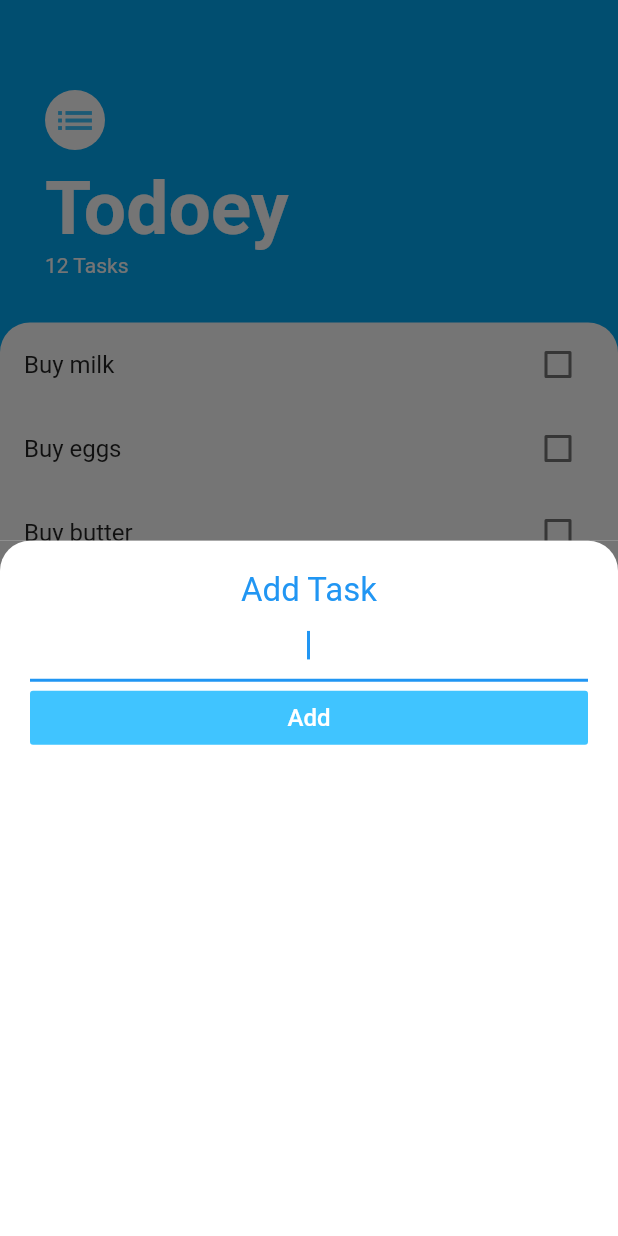
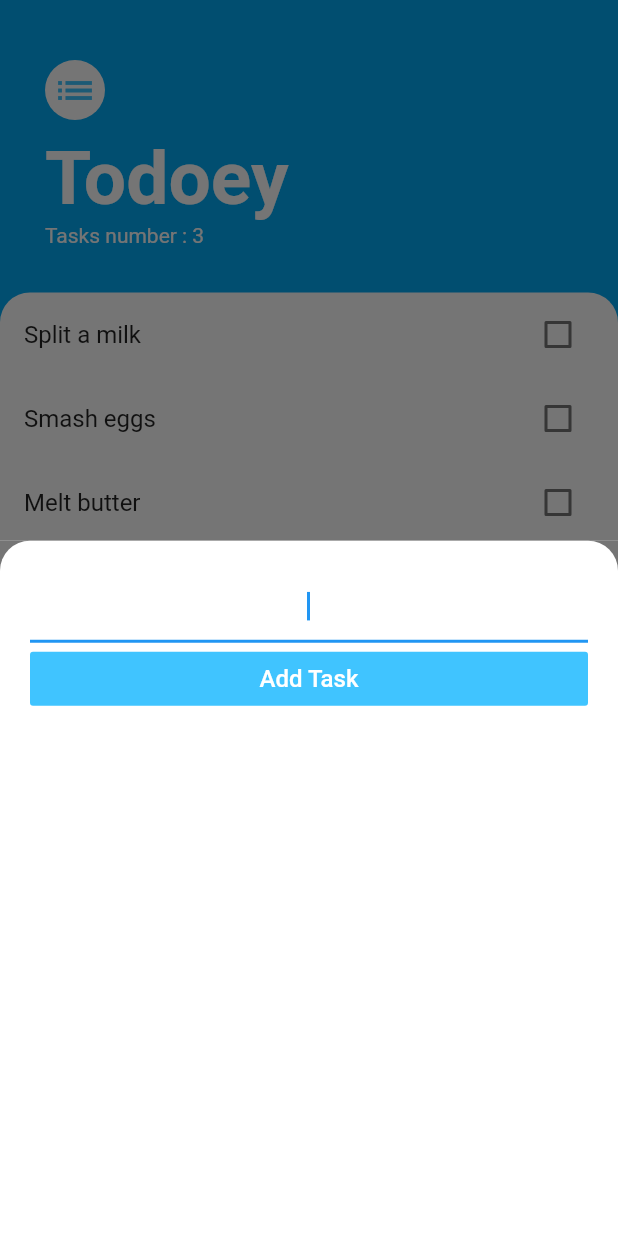
Before and after one commit to JakubCelewicz/flutter-todoey, a Flutter app: the screen it shows after launch, after a tap on the "add" icon, on a phone screen of 412 x 824 dp. Run offline on Flutter 3.47's test engine with Material 2 defaults, Android fonts, the phone set to English and light mode, and no system bars.

Commit message:
Convert to Provider state

```diff
--- /dev/null
+++ b/lib/Tasks.dart
@@ -0,0 +1,16 @@
+import 'package:flutter/material.dart';
+import 'package:todoey_flutter/model/task.dart';
+import 'package:provider/provider.dart';
+import 'package:todoey_flutter/model/task.dart';
+
+class Tasks extends ChangeNotifier {
+  List<Task> tasks = [
+    Task(name: 'Split a milk'),
+    Task(name: 'Smash eggs'),
+    Task(name: 'Melt butter'),
+  ];
+
+  void addTask(String newTaskTitle) {
+    tasks.add(Task(name: newTaskTitle));
+  }
+}
--- a/lib/main.dart
+++ b/lib/main.dart
@@ -1,13 +1,18 @@
 import 'package:flutter/material.dart';
 import 'screens/task_screen.dart';
+import 'package:provider/provider.dart';
+import 'package:todoey_flutter/Tasks.dart';
 
 void main() => runApp(MyApp());
 
 class MyApp extends StatelessWidget {
   @override
   Widget build(BuildContext context) {
-    return MaterialApp(
-      home: TaskScreen(),
+    return ChangeNotifierProvider<Tasks>(
+      builder: (context) => Tasks(),
+      child: MaterialApp(
+        home: TaskScreen(),
+      ),
     );
   }
 }
--- a/lib/screens/add_task_screen.dart
+++ b/lib/screens/add_task_screen.dart
@@ -2,8 +2,12 @@ import 'package:flutter/material.dart';
 import 'package:flutter/services.dart';
 
 class AddTaskScreen extends StatelessWidget {
+  final Function handleAddTask;
+  AddTaskScreen(this.handleAddTask);
+
   @override
   Widget build(BuildContext context) {
+    String newTaskTitle;
     return Container(
       color: Color(0xff757575),
       child: Container(
@@ -17,28 +21,34 @@ class AddTaskScreen extends StatelessWidget {
           child: Column(
             crossAxisAlignment: CrossAxisAlignment.stretch,
             children: <Widget>[
-              Text(
-                'Add Task',
-                textAlign: TextAlign.center,
-                style: TextStyle(
-                  fontSize: 22.0,
-                  color: Colors.blue,
-                ),
-              ),
+//              Text(
+//                'Add Task',
+//                textAlign: TextAlign.center,
+//                style: TextStyle(
+//                  fontSize: 22.0,
+//                  color: Colors.blue,
+//                ),
+//              ),
               TextField(
                 autofocus: true,
                 textAlign: TextAlign.center,
+                onChanged: (newText) {
+                  newTaskTitle = newText;
+                  print(newText);
+                },
               ),
               FlatButton(
+                color: Colors.lightBlueAccent,
+                child: Text(
+                  'Add Task',
+                  style: TextStyle(
+                    fontSize: 16,
+                    color: Colors.white,
+                  ),
+                ),
                 onPressed: () {
-                  print('add task');
+                  handleAddTask(newTaskTitle);
                 },
-                color: Colors.lightBlueAccent,
-                child: Text('Add',
-                    style: TextStyle(
-                      fontSize: 16,
-                      color: Colors.white,
-                    )),
               )
             ],
           )),
--- a/lib/screens/task_screen.dart
+++ b/lib/screens/task_screen.dart
@@ -2,17 +2,16 @@ import 'package:flutter/material.dart';
 // import 'package:todoey_flutter/TodoManager.dart';
 import 'package:todoey_flutter/widgets/tasks_list.dart';
 import 'add_task_screen.dart';
+import 'package:provider/provider.dart';
+import 'package:todoey_flutter/Tasks.dart';
 
-class TaskScreen extends StatelessWidget {
-  // 1
-  //  Widget buildBottomSheet(BuildContext context) {
-  ////    return Container(
-  ////      child: Center(child: Text('this is bottom text')),
-  ////    );
-  ////  }
+class TaskScreen extends StatefulWidget {
+  @override
+  _TaskScreenState createState() => _TaskScreenState();
+}
 
-  // 2
-  //  Widget buildBottomSheet(BuildContext context) => Container();
+class _TaskScreenState extends State<TaskScreen> {
+  void handleAddTask() {}
 
   @override
   Widget build(BuildContext context) {
@@ -20,12 +19,14 @@ class TaskScreen extends StatelessWidget {
       backgroundColor: Colors.lightBlue,
       floatingActionButton: FloatingActionButton(
         onPressed: () {
-          print('add todo');
-          // 1 and 2
-          // showModalBottomSheet(context: context, builder: buildBottomSheet);
-          // shortest way of 1 and 2
           showModalBottomSheet(
-              context: context, builder: (context) => AddTaskScreen());
+              context: context,
+              builder: (context) => AddTaskScreen((newTaskTitle) {
+                    setState(() {
+                      Provider.of<Tasks>(context).addTask(newTaskTitle);
+                    });
+                    Navigator.pop(context);
+                  }));
         },
         backgroundColor: Colors.lightBlueAccent,
         child: Icon(Icons.add),
@@ -35,7 +36,7 @@ class TaskScreen extends StatelessWidget {
         children: <Widget>[
           Container(
             padding:
-                EdgeInsets.only(top: 60, left: 30.0, right: 30, bottom: 30),
+                EdgeInsets.only(top: 40, left: 30.0, right: 30, bottom: 30),
             child: Column(
               crossAxisAlignment: CrossAxisAlignment.start,
               children: <Widget>[
@@ -53,7 +54,9 @@ class TaskScreen extends StatelessWidget {
                       fontSize: 50.0,
                       fontWeight: FontWeight.w700,
                     )),
-                Text('12 Tasks', style: TextStyle(color: Colors.white)),
+                Text(
+                    'Tasks number : ${Provider.of<Tasks>(context).tasks.length}',
+                    style: TextStyle(color: Colors.white)),
               ],
             ),
           ),
@@ -65,7 +68,7 @@ class TaskScreen extends StatelessWidget {
                     topLeft: Radius.circular(20),
                     topRight: Radius.circular(20),
                   )),
-              child: new TasksList(),
+              child: new TasksList(Provider.of<Tasks>(context).tasks),
             ),
           ),
         ],
--- a/lib/widgets/tasks_list.dart
+++ b/lib/widgets/tasks_list.dart
@@ -3,31 +3,28 @@ import 'tasks_tile.dart';
 import 'package:todoey_flutter/model/task.dart';
 
 class TasksList extends StatefulWidget {
+  final List<Task> tasks;
+  TasksList(this.tasks);
+
   @override
   _TasksListState createState() => _TasksListState();
 }
 
 class _TasksListState extends State<TasksList> {
-  List<Task> tasks = [
-    Task(name: 'Buy milk'),
-    Task(name: 'Buy eggs'),
-    Task(name: 'Buy butter'),
-  ];
-
   @override
   Widget build(BuildContext context) {
     return ListView.builder(
       itemBuilder: (context, index) {
         return TaskTile(
-            taskTitle: tasks[index].name,
-            isChecked: tasks[index].isDone,
+            taskTitle: widget.tasks[index].name,
+            isChecked: widget.tasks[index].isDone,
             checkBoxCallback: (bool checkboxState) {
               setState(() {
-                tasks[index].toggleDone();
+                widget.tasks[index].toggleDone();
               });
             });
       },
-      itemCount: tasks.length,
+      itemCount: widget.tasks.length,
     );
   }
 }
--- a/pubspec.yaml
+++ b/pubspec.yaml
@@ -23,6 +23,7 @@ dependencies:
   # The following adds the Cupertino Icons font to your application.
   # Use with the CupertinoIcons class for iOS style icons.
   cupertino_icons: ^0.1.2
+  provider: ^3.1.0
 
 dev_dependencies:
   flutter_test:
```
Also changed, not shown: pubspec.lock.
